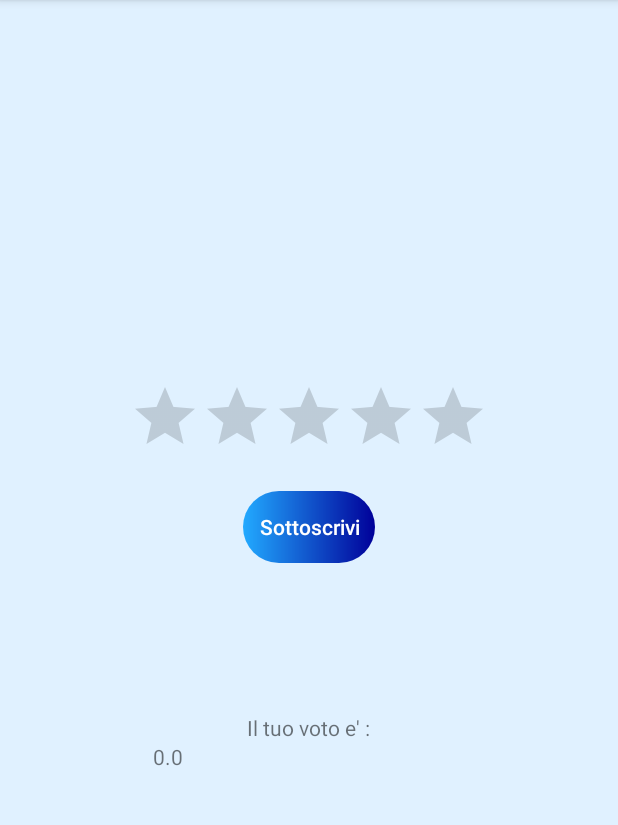
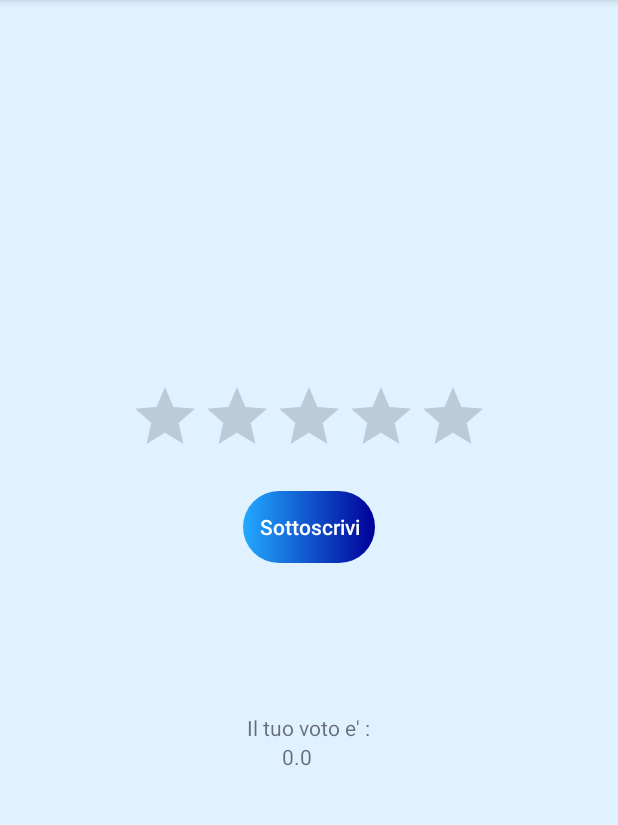
Before and after one commit to udesantis1/DibApp2, an Android app: the RatingActivity screen opened directly, with no data from a screen before it, after a tap on "Sottoscrivi", on a phone screen of 412 x 824 dp, the part 84-909 px from its top. Run offline under Robolectric (Android 15) with nearby library versions, the phone set to English and light mode, and no system bars; our stand-ins replace Firebase (no records; nobody signed in at launch, a user with empty details on screens opened directly).

Commit message:
DesignFINALE

```diff
--- a/app/src/main/res/layout/activity_rating.xml
+++ b/app/src/main/res/layout/activity_rating.xml
@@ -46,7 +46,7 @@
 
         <TextView
             android:id="@+id/textView1"
-            android:layout_width="214dp"
+            android:layout_width="42dp"
             android:layout_height="wrap_content" />
     </LinearLayout>
 
```
